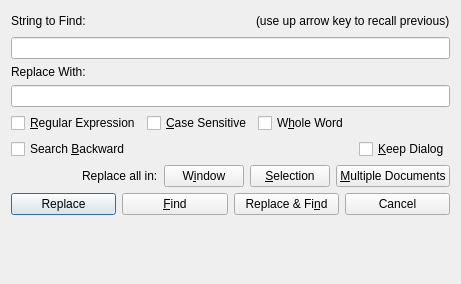
Qt form source/DialogReplace.ui (eteran/nedit-ng) before a commit.
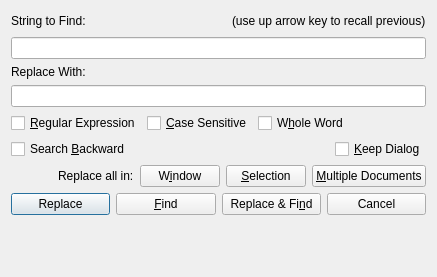
The same form after that commit. Icons and pictures are not drawn.

What changed in the file:
```diff
--- a/source/DialogReplace.ui
+++ b/source/DialogReplace.ui
@@ -6,8 +6,8 @@
    <rect>
     <x>0</x>
     <y>0</y>
-    <width>461</width>
-    <height>284</height>
+    <width>437</width>
+    <height>277</height>
    </rect>
   </property>
   <property name="windowTitle">
```
Left out of the diff: 12 changed lines with no effect on the pictures.
